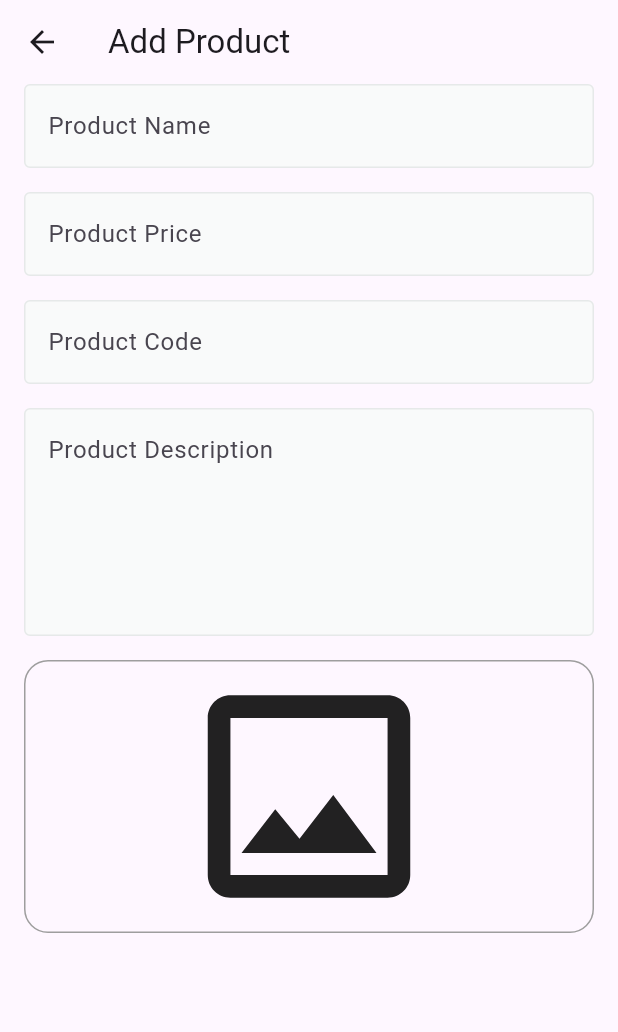
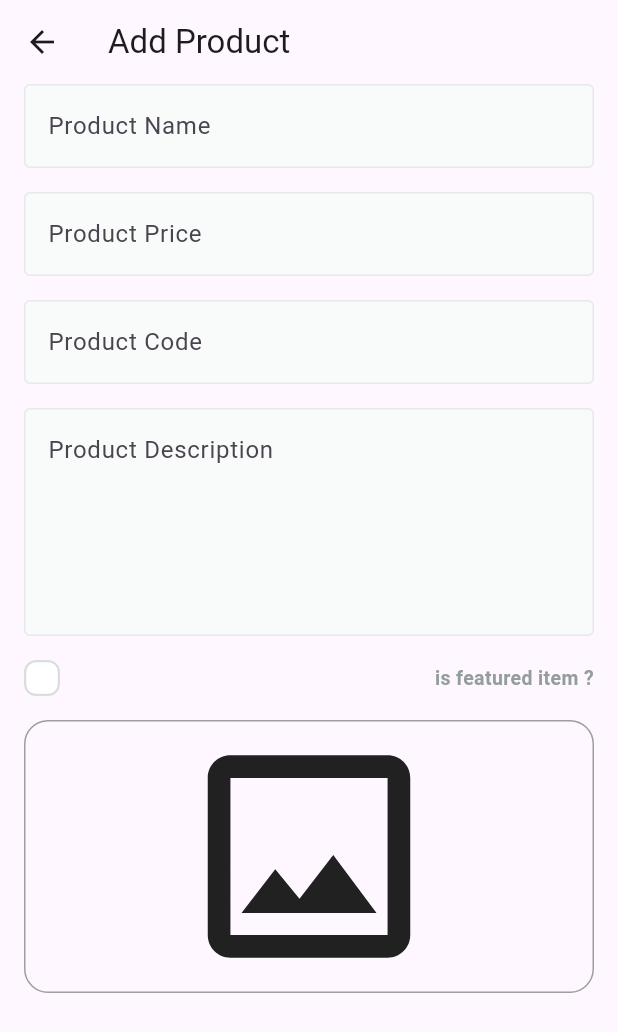
Before and after one commit to abo3amer69/Fruit-HubDashBoard-, a Flutter app: the AddProductView screen opened by its route, on a phone screen of 412 x 824 dp. Shown: the top 1032 px of the screen. Run offline on Flutter 3.47's test engine with Material 3 defaults, Android fonts, the phone set to English and light mode, and no system bars; drawn by our look-alikes of skeletonizer; our stand-ins replace firebase_core, image_picker; accounts and stored records are empty.

Commit message:
add product field done "check box is featured check box"

```diff
--- a/lib/features/add_product/presentation/views/widget/add_product_view_body.dart
+++ b/lib/features/add_product/presentation/views/widget/add_product_view_body.dart
@@ -1,6 +1,8 @@
 import 'package:flutter/material.dart';
 import 'package:fruits_apps_dashboard/core/widgets/custom_text_form_field.dart';
+import 'package:fruits_apps_dashboard/features/add_product/presentation/views/widget/custom_check_box.dart';
 import 'package:fruits_apps_dashboard/features/add_product/presentation/views/widget/image_product.dart';
+import 'package:fruits_apps_dashboard/features/add_product/presentation/views/widget/is_featured_check_box.dart';
 
 class AddProductViewBody extends StatefulWidget {
   const AddProductViewBody({super.key});
@@ -39,17 +41,18 @@
                 textInputType: TextInputType.number,
               ),
               SizedBox(height: 16),
-               CustomTextFormField(
+              CustomTextFormField(
                 hintText: 'Product Description',
                 textInputType: TextInputType.text,
                 maxLines: 5,
               ),
               SizedBox(height: 16),
-              ImageProduct(
-                onFileChanged: (value) {
+               IsFeaturedCheckBox(onChanged: (value)
+              {}),
+              SizedBox(height: 16),
+              ImageProduct(onFileChanged: (value) {}),
 
-                },
-              ),
+
             ],
           ),
         ),
--- /dev/null
+++ b/lib/features/add_product/presentation/views/widget/custom_check_box.dart
@@ -0,0 +1,37 @@
+import 'package:flutter/material.dart';
+
+
+import '../../../../../core/utils/app_colors.dart';
+
+class CustomCheckBox extends StatelessWidget {
+  const CustomCheckBox(
+      {super.key, required this.isChecked, required this.onChecked});
+  final bool isChecked;
+  final ValueChanged<bool> onChecked;
+  @override
+  Widget build(BuildContext context) {
+    return GestureDetector(
+      onTap: () {
+        onChecked(!isChecked);
+      },
+      child: AnimatedContainer(
+        width: 24,
+        height: 24,
+        duration: const Duration(milliseconds: 100),
+        decoration: ShapeDecoration(
+          color: isChecked ? AppColors.primaryColor : Colors.white,
+          shape: RoundedRectangleBorder(
+            side: BorderSide(
+              width: 1.50,
+              color: isChecked ? Colors.transparent : const Color(0xFFDCDEDE),
+            ),
+            borderRadius: BorderRadius.circular(8),
+          ),
+        ),
+        child: isChecked
+            ? Icon(Icons.check, color: Colors.white, )
+            : const SizedBox(),
+      ),
+    );
+  }
+}
--- /dev/null
+++ b/lib/features/add_product/presentation/views/widget/is_featured_check_box.dart
@@ -0,0 +1,48 @@
+import 'package:flutter/material.dart';
+import 'package:fruits_apps_dashboard/core/utils/app_colors.dart';
+import 'package:fruits_apps_dashboard/core/utils/app_text_styles.dart';
+import 'package:fruits_apps_dashboard/features/add_product/presentation/views/widget/custom_check_box.dart';
+
+class IsFeaturedCheckBox extends StatefulWidget {
+  const IsFeaturedCheckBox({super.key, required this.onChanged});
+
+  final ValueChanged<bool> onChanged;
+
+  @override
+  State<IsFeaturedCheckBox> createState() => _IsFeaturedCheckBoxState();
+}
+
+class _IsFeaturedCheckBoxState extends State<IsFeaturedCheckBox> {
+  bool isTermsAccepted = false;
+  @override
+  Widget build(BuildContext context) {
+    return Row(
+      children: [
+        CustomCheckBox(
+          onChecked: (value) {
+            isTermsAccepted = value;
+            widget.onChanged(value);
+            setState(() {});
+          },
+          isChecked: isTermsAccepted,
+        ),
+        SizedBox(width: 16),
+        Expanded(
+          child: Text.rich(
+            TextSpan(
+              children: [
+                TextSpan(
+                  text: 'is featured item ?',
+                  style: TextStyles.semiBold13.copyWith(
+                    color: const Color(0xFF949D9E),
+                  ),
+                ),
+              ],
+            ),
+            textAlign: TextAlign.right,
+          ),
+        ),
+      ],
+    );
+  }
+}
```
